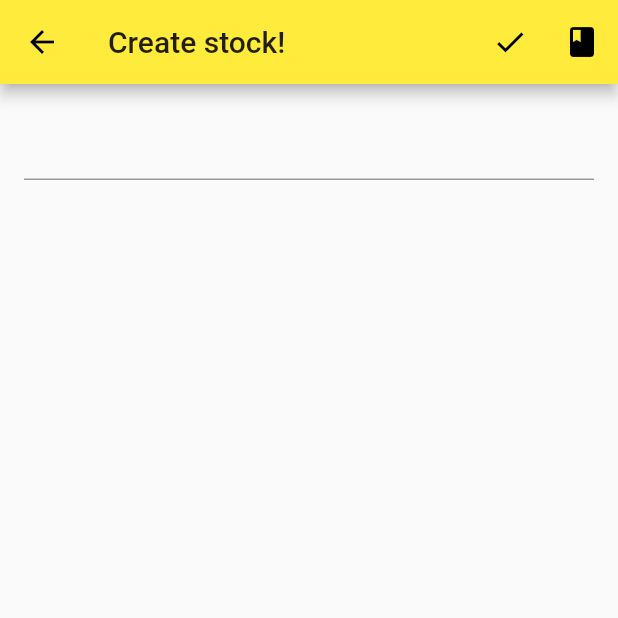
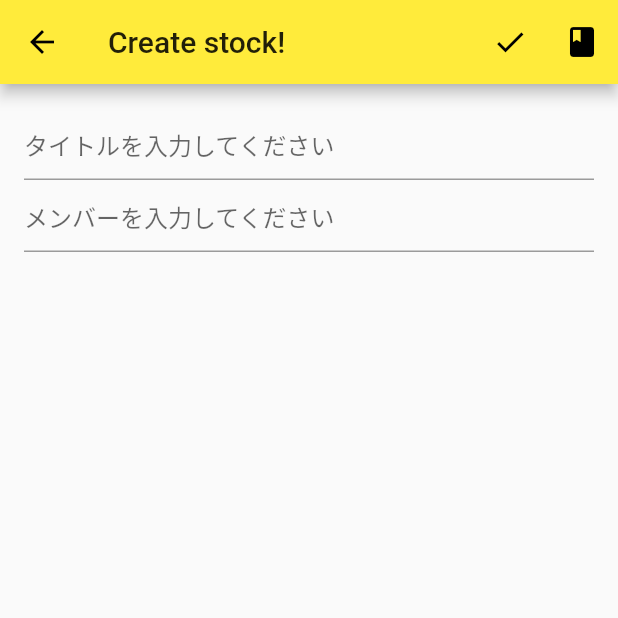
Before and after one commit to ymdarake/genba-reporter, a Flutter app: the MyForm screen opened directly, after a tap on the "check" icon, on a phone screen of 412 x 824 dp, the top half of it. Run offline on Flutter 3.47's test engine with Material 2 defaults, Android fonts, the phone set to English and light mode, and no system bars.

Commit message:
[wip:feat]persistence

```diff
--- a/lib/stock_create_screen.dart
+++ b/lib/stock_create_screen.dart
@@ -2,6 +2,7 @@ import 'package:flutter/material.dart';
 import 'dart:async';
 import 'dart:io';
 import 'package:path_provider/path_provider.dart';
+import 'dart:convert';
 
 
 class StockCreateScreen extends StatelessWidget {
@@ -9,6 +10,22 @@ class StockCreateScreen extends StatelessWidget {
   Widget build(BuildContext context) {
     return new MyForm();
   }
+}
+
+class Stock {
+  String title;
+  String member;
+
+  Stock(this.title, this.member);
+
+  Map<String, dynamic> toJson() =>
+      {
+        'title': title,
+        'member': member,
+      };
+  Stock.fromJson(Map<String, dynamic> json)
+      : title = json['title'],
+        member = json['member'];
 }
 
 
@@ -19,7 +36,8 @@ class MyForm extends StatefulWidget {
 }
 
 class _MyFormState extends State<MyForm> {
-  final myController = new TextEditingController();
+  final titleController = TextEditingController();
+  final memberController = TextEditingController();//TODO: objectにする
 
 //  @override
 //  void initState() {
@@ -29,13 +47,12 @@ class _MyFormState extends State<MyForm> {
 
   @override
   void dispose() {
-    myController.dispose();
+    titleController.dispose();
+    memberController.dispose();
     super.dispose();
   }
 
   _save() {
-    print("Second text field: ${myController.text}");
-    print("now saving...");
     write();
   }
 
@@ -62,7 +79,16 @@ class _MyFormState extends State<MyForm> {
         child: Column(
           children: <Widget>[
             new TextField(
-              controller: myController,
+              controller: titleController,
+              decoration: InputDecoration(
+                  hintText: 'タイトルを入力してください'
+              ),
+            ),
+            new TextField(
+              controller: memberController,
+              decoration: InputDecoration(
+                  hintText: 'メンバーを入力してください'
+              ),
             ),
           ],
           //TODO: other fields
@@ -79,17 +105,36 @@ class _MyFormState extends State<MyForm> {
   }
   Future<File> get _localFile async {
     final path = await _localPath;
-    return new File('$path/stock.txt');
+    return new File('$path/8rocke.txt');
   }
   Future<File> write() async {
     final file = await _localFile;
-    return file.writeAsString(myController.text, mode: FileMode.append);
+    return _localFile.then((f) {
+      f.exists().then((e) {
+        if (!e) {
+          f.create();
+        }
+        read().then((text) {
+          if (text == "") {
+            text = "[]";
+          }
+          var decoded = json.decode(text);
+          return (decoded as List).map((e) {
+            return Stock.fromJson(e);
+          }).toList();
+        })
+            .then((saved) {
+          saved.add(new Stock(titleController.text, memberController.text));
+          file.writeAsString(json.encode(saved), mode: FileMode.write);
+        });
+      });
+    });
   }
   Future<String> read() async {
     try {
       final file = await _localFile;
       String contents = await file.readAsString();
-      print(contents);
+      print('read: '+contents);
       return contents;
     } catch (e) {
       return "nothing!!!";
```
